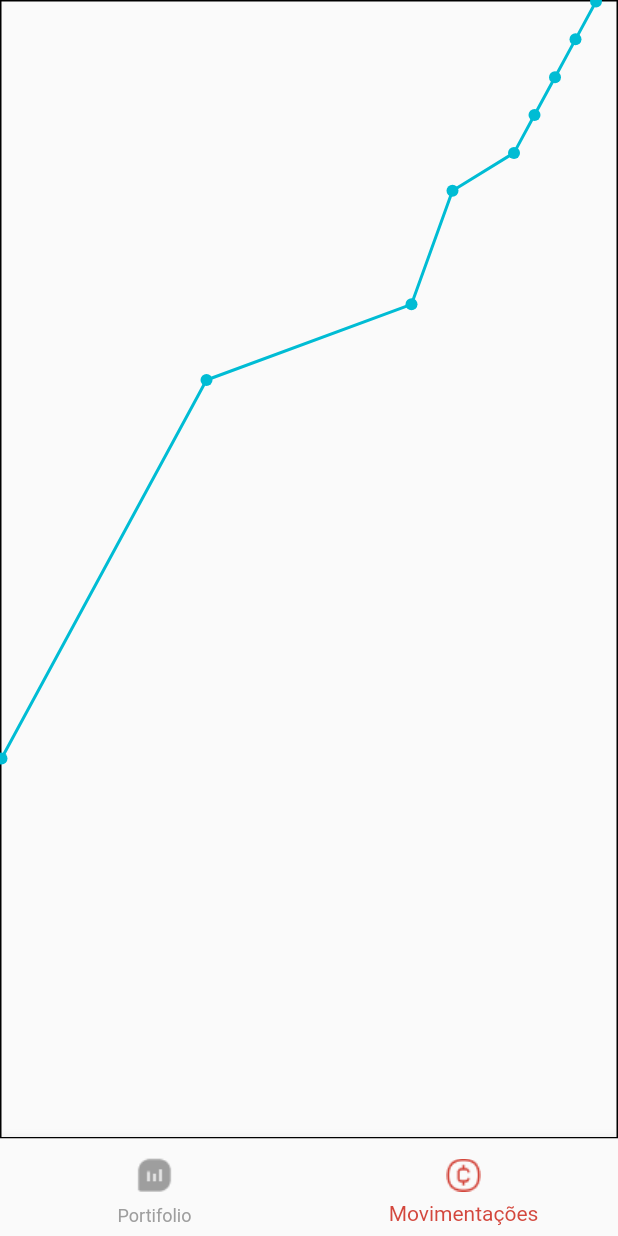
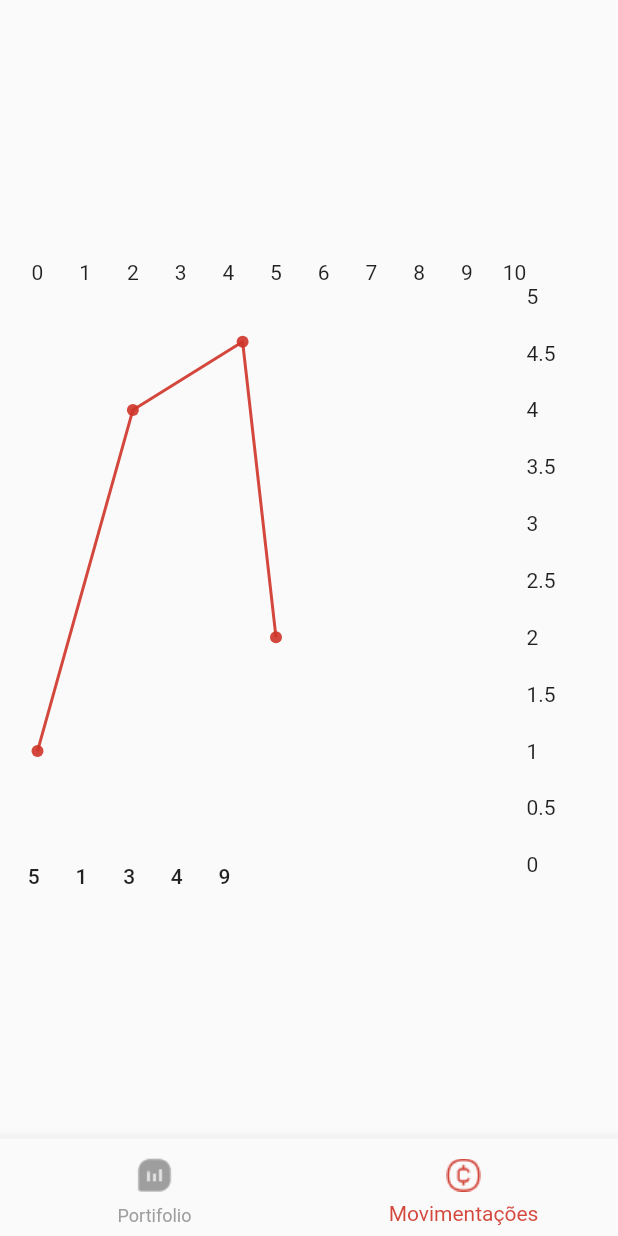
Before and after one commit to sorayuukii/EverestCard2, a Flutter app: the screen it shows after launch, item 2 of the bottom bar chosen, on a phone screen of 412 x 824 dp. Run offline on Flutter 3.47's test engine with Material 2 defaults, Android fonts, the phone set to English and light mode, and no system bars; drawn by our look-alikes of fl_chart; our stand-ins replace hooks_riverpod.

Commit message:
feat: line tiles

```diff
--- a/lib/presenter/detailspage/details_page.dart
+++ b/lib/presenter/detailspage/details_page.dart
@@ -1,21 +1,32 @@
 import 'package:fl_chart/fl_chart.dart';
 import 'package:flutter/material.dart';
 
+import 'widgets/line_tiles.dart';
+
 class DetailsPage extends StatelessWidget {
-  const DetailsPage({Key? key}) : super(key: key);
+  DetailsPage({Key? key}) : super(key: key);
 
+  List rotas = const [
+    FlSpot(0, 2),
+    FlSpot(3, 4),
+    FlSpot(5.3, 2.6),
+    FlSpot(3, 2),
+  ];
   @override
-  Widget build(BuildContext context) => LineChart(
+  Widget build(BuildContext context) => Center(
+        child: SizedBox(
+          width: MediaQuery.of(context).size.width - 50,
+          height: MediaQuery.of(context).size.height - 400,
+          child: LineChart(
             LineChartData(
-          titlesData: FlTitlesData(
+              minX: 0,
+              maxX: 10,
+              minY: 0,
+              maxY: 5,
+              titlesData: LineTitles.getTitleData(),
+              borderData: FlBorderData(show: false),
+              gridData: FlGridData(
                 show: false,
-          ),
-          minX: 0,
-          maxX: 3,
-          minY: 0,
-          maxY: 3,
-          gridData: FlGridData(
-            show: true,
                 drawVerticalLine: false,
                 drawHorizontalLine: false,
               ),
@@ -23,17 +34,15 @@ class DetailsPage extends StatelessWidget {
                 LineChartBarData(
                   spots: const [
                     FlSpot(0, 1),
-                FlSpot(1, 2),
-                FlSpot(2, 2.2),
-                FlSpot(2.2, 2.5),
-                FlSpot(2.5, 2.6),
-                FlSpot(2.6, 2.7),
-                FlSpot(2.7, 2.8),
-                FlSpot(2.8, 2.9),
-                FlSpot(2.9, 3.0),
+                    FlSpot(2, 4),
+                    FlSpot(4.3, 4.6),
+                    FlSpot(5, 2),
                   ],
+                  color: const Color.fromARGB(230, 207, 52, 41),
                 ),
               ],
             ),
+          ),
+        ),
       );
 }
--- /dev/null
+++ b/lib/presenter/detailspage/widgets/line_tiles.dart
@@ -0,0 +1,68 @@
+import 'package:fl_chart/fl_chart.dart';
+import 'package:flutter/material.dart';
+
+class LineTitles {
+  static getTitleData() => FlTitlesData(
+        show: true,
+        bottomTitles: AxisTitles(
+          sideTitles: SideTitles(
+            showTitles: true,
+            reservedSize: 15,
+            getTitlesWidget: (value, meta) {
+              switch (value.toInt()) {
+                case 0:
+                  return const GraphicIcons(
+                    days: '5D',
+                    route: '',
+                  );
+                case 1:
+                  return const GraphicIcons(
+                    days: '15D',
+                    route: '',
+                  );
+                case 2:
+                  return const GraphicIcons(
+                    days: '30D',
+                    route: '',
+                  );
+                case 3:
+                  return const GraphicIcons(
+                    days: '45D',
+                    route: '',
+                  );
+                case 4:
+                  return const GraphicIcons(
+                    days: '90D',
+                    route: '',
+                  );
+              }
+              return const Text('');
+            },
+          ),
+        ),
+        leftTitles: AxisTitles(
+          sideTitles: SideTitles(
+            showTitles: false,
+            reservedSize: 35,
+          ),
+        ),
+      );
+}
+
+class GraphicIcons extends StatelessWidget {
+  const GraphicIcons({Key? key, required this.days, required this.route})
+      : super(key: key);
+  final String days;
+  final String route;
+  @override
+  Widget build(BuildContext context) {
+    return SizedBox(
+      width: 45,
+      child: MaterialButton(
+          onPressed: () {
+            route;
+          },
+          child: Text(days)),
+    );
+  }
+}
--- a/lib/presenter/homepage/widgets/bottom_navigation.dart
+++ b/lib/presenter/homepage/widgets/bottom_navigation.dart
@@ -17,7 +17,7 @@ class _BottomNavigState extends State<BottomNavigation> {
   late int _currentIndex = 0;
   List pages = [
     const HomePage(),
-    const DetailsPage(),
+    DetailsPage(),
   ];
 
   @override
--- a/lib/shared/providers/providers.dart
+++ b/lib/shared/providers/providers.dart
@@ -1,3 +1,5 @@
 import 'package:hooks_riverpod/hooks_riverpod.dart';
 
 final visibilityProvider = StateProvider((ref) => true);
+
+final routeProvider = StateProvider((ref) => true);
```
Lines whose indentation alone changed are shown as unchanged.
